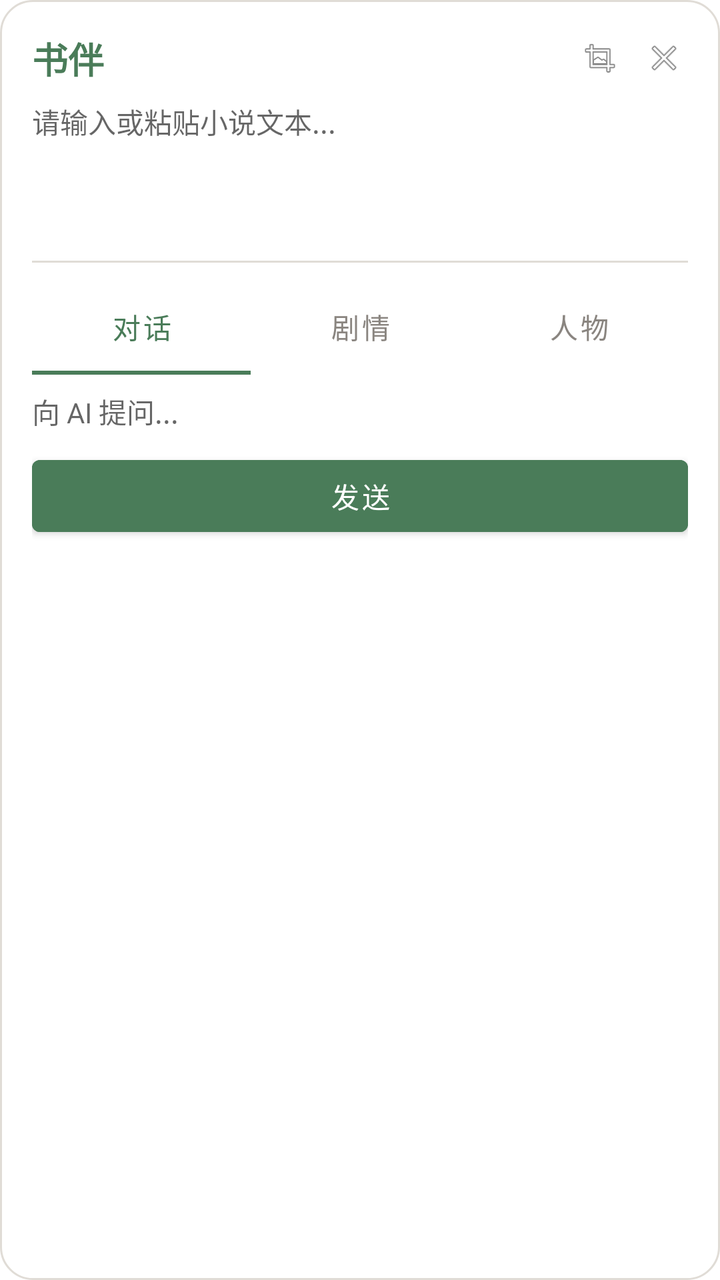
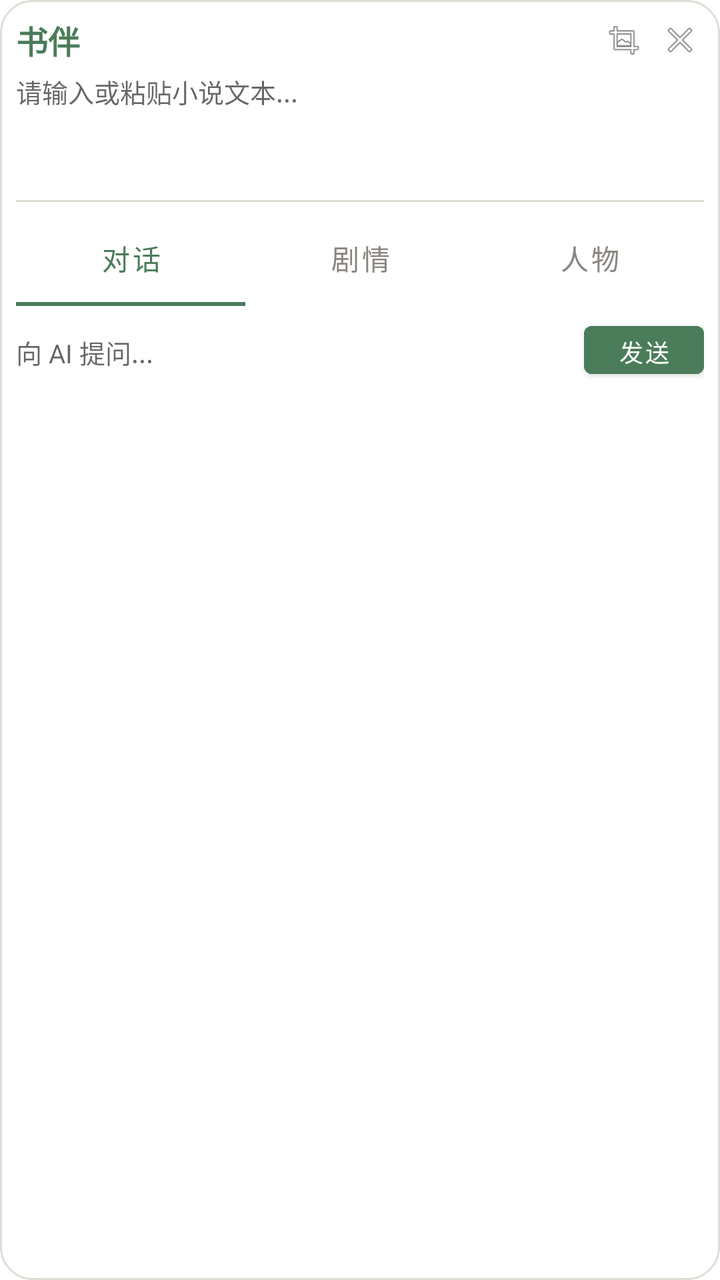

Two renders of the same Android screen: before a commit and after it. Below are the layout's source before the change and the commit's diff.
<!-- AndroidManifest.xml: application theme Theme.ShuBan -->
<!-- res/layout/floating_window.xml -->
<?xml version="1.0" encoding="utf-8"?>
<LinearLayout
    xmlns:android="http://schemas.android.com/apk/res/android"
    xmlns:app="http://schemas.android.com/apk/res-auto"
    android:layout_width="320dp"
    android:layout_height="wrap_content"
    android:background="@drawable/floating_window_bg"
    android:orientation="vertical"
    android:padding="16dp">

    
    <LinearLayout
        android:layout_width="match_parent"
        android:layout_height="wrap_content"
        android:gravity="center_vertical"
        android:orientation="horizontal">

        <TextView
            android:layout_width="0dp"
            android:layout_height="wrap_content"
            android:layout_weight="1"
            android:text="@string/app_name"
            android:textColor="@color/primary"
            android:textSize="18sp"
            android:textStyle="bold" />

        <ImageView
            android:id="@+id/btn_minimize"
            android:layout_width="24dp"
            android:layout_height="24dp"
            android:layout_marginEnd="8dp"
            android:padding="2dp"
            android:src="@android:drawable/ic_menu_crop"
            android:contentDescription="最小化" />

        <ImageView
            android:id="@+id/btn_close"
            android:layout_width="24dp"
            android:layout_height="24dp"
            android:padding="2dp"
            android:src="@android:drawable/ic_menu_close_clear_cancel"
            android:contentDescription="关闭" />

    </LinearLayout>

    
    <EditText
        android:id="@+id/et_input_text"
        android:layout_width="match_parent"
        android:layout_height="80dp"
        android:layout_marginTop="8dp"
        android:background="@android:color/transparent"
        android:gravity="top|start"
        android:hint="@string/hint_input_text"
        android:inputType="textMultiLine"
        android:textSize="14sp" />

    <View
        android:layout_width="match_parent"
        android:layout_height="1dp"
        android:background="@color/divider" />

    
    <com.google.android.material.tabs.TabLayout
        android:id="@+id/tab_layout"
        android:layout_width="match_parent"
        android:layout_height="wrap_content"
        android:layout_marginTop="8dp"
        app:tabIndicatorColor="@color/primary"
        app:tabSelectedTextColor="@color/primary"
        app:tabTextColor="@color/text_secondary">

        <com.google.android.material.tabs.TabItem
            android:layout_width="wrap_content"
            android:layout_height="wrap_content"
            android:text="对话" />

        <com.google.android.material.tabs.TabItem
            android:layout_width="wrap_content"
            android:layout_height="wrap_content"
            android:text="剧情" />

        <com.google.android.material.tabs.TabItem
            android:layout_width="wrap_content"
            android:layout_height="wrap_content"
            android:text="人物" />

    </com.google.android.material.tabs.TabLayout>

    
    <FrameLayout
        android:id="@+id/content_container"
        android:layout_width="match_parent"
        android:layout_height="240dp"
        android:layout_marginTop="8dp">

        
        <LinearLayout
            android:id="@+id/layout_chat"
            android:layout_width="match_parent"
            android:layout_height="match_parent"
            android:orientation="vertical"
            android:visibility="visible">

            <EditText
                android:id="@+id/et_question"
                android:layout_width="match_parent"
                android:layout_height="wrap_content"
                android:background="@android:color/transparent"
                android:hint="@string/hint_input_question"
                android:inputType="text"
                android:textSize="14sp" />

            <Button
                android:id="@+id/btn_send"
                android:layout_width="match_parent"
                android:layout_height="wrap_content"
                android:layout_marginTop="8dp"
                android:backgroundTint="@color/primary"
                android:text="@string/btn_send"
                android:textColor="@color/white"
                android:textSize="14sp" />

            <ScrollView
                android:layout_width="match_parent"
                android:layout_height="0dp"
                android:layout_marginTop="8dp"
                android:layout_weight="1">

                <TextView
                    android:id="@+id/tv_chat_response"
                    android:layout_width="match_parent"
                    android:layout_height="wrap_content"
                    android:textColor="@color/text_primary"
                    android:textSize="14sp" />

            </ScrollView>

        </LinearLayout>

        
        <LinearLayout
            android:id="@+id/layout_summary"
            android:layout_width="match_parent"
            android:layout_height="match_parent"
            android:orientation="vertical"
            android:visibility="gone">

            <ScrollView
                android:layout_width="match_parent"
                android:layout_height="0dp"
                android:layout_weight="1">

                <TextView
                    android:id="@+id/tv_summary"
                    android:layout_width="match_parent"
                    android:layout_height="wrap_content"
                    android:text='粘贴小说文本后点击"分析剧情"按钮，AI 将为你生成剧情摘要...'
                    android:textColor="@color/text_secondary"
                    android:textSize="14sp" />

            </ScrollView>

            <Button
                android:id="@+id/btn_analyze"
                android:layout_width="match_parent"
                android:layout_height="wrap_content"
                android:layout_marginTop="8dp"
                android:backgroundTint="@color/primary"
                android:text="@string/btn_analyze"
                android:textColor="@color/white"
                android:textSize="14sp" />

        </LinearLayout>

        
        <LinearLayout
            android:id="@+id/layout_characters"
            android:layout_width="match_parent"
            android:layout_height="match_parent"
            android:orientation="vertical"
            android:visibility="gone">

            <ScrollView
                android:layout_width="match_parent"
                android:layout_height="0dp"
                android:layout_weight="1">

                <LinearLayout
                    android:id="@+id/character_container"
                    android:layout_width="match_parent"
                    android:layout_height="wrap_content"
                    android:orientation="vertical">

                    

                </LinearLayout>

            </ScrollView>

            <Button
                android:id="@+id/btn_character"
                android:layout_width="match_parent"
                android:layout_height="wrap_content"
                android:layout_marginTop="8dp"
                android:backgroundTint="@color/primary"
                android:text="@string/btn_character"
                android:textColor="@color/white"
                android:textSize="14sp" />

        </LinearLayout>

    </FrameLayout>

</LinearLayout>
<!-- resources referenced by this layout -->
<resources>
  <color name="divider">#E0DCD6</color>
  <color name="primary">#4A7C59</color>
  <color name="text_primary">#2D2A26</color>
  <color name="text_secondary">#8A8580</color>
  <color name="white">#FFFFFF</color>
  <!-- drawable floating_window_bg (drawable) -->
  <?xml version="1.0" encoding="utf-8"?>
  <shape xmlns:android="http://schemas.android.com/apk/res/android"
      android:shape="rectangle">
      <solid android:color="@color/card_background" />
      <corners android:radius="16dp" />
      <stroke
          android:width="1dp"
          android:color="@color/divider" />
  </shape>
  <string name="app_name">书伴</string>
  <string name="btn_analyze">分析剧情</string>
  <string name="btn_character">人物关系</string>
  <string name="btn_send">发送</string>
  <string name="hint_input_question">向 AI 提问...</string>
  <string name="hint_input_text">请输入或粘贴小说文本...</string>
  <style name="Theme.ShuBan" parent="Theme.MaterialComponents.DayNight.NoActionBar">
          <item name="colorPrimary">@color/primary</item>
          <item name="colorPrimaryVariant">@color/primary_dark</item>
          <item name="colorOnPrimary">@color/white</item>
          <item name="colorSecondary">@color/accent</item>
          <item name="colorOnSecondary">@color/white</item>
          <item name="android:statusBarColor">@color/primary_dark</item>
      </style>
  <color name="card_background">#FFFFFF</color>
  <color name="primary_dark">#3a6347</color>
  <color name="accent">#C4956A</color>
</resources>

<!-- the commit's change to res/layout/floating_window.xml (unified diff, before → after) -->
@@ -6,9 +6,8 @@
     android:layout_height="wrap_content"
     android:background="@drawable/floating_window_bg"
     android:orientation="vertical"
-    android:padding="16dp">
-
-    
+    android:padding="8dp">
+
     <LinearLayout
         android:layout_width="match_parent"
         android:layout_height="wrap_content"
@@ -21,14 +20,14 @@
             android:layout_weight="1"
             android:text="@string/app_name"
             android:textColor="@color/primary"
-            android:textSize="18sp"
+            android:textSize="16sp"
             android:textStyle="bold" />
 
         <ImageView
             android:id="@+id/btn_minimize"
             android:layout_width="24dp"
             android:layout_height="24dp"
-            android:layout_marginEnd="8dp"
+            android:layout_marginEnd="4dp"
             android:padding="2dp"
             android:src="@android:drawable/ic_menu_crop"
             android:contentDescription="最小化" />
@@ -43,32 +42,32 @@
 
     </LinearLayout>
 
-    
     <EditText
         android:id="@+id/et_input_text"
         android:layout_width="match_parent"
-        android:layout_height="80dp"
-        android:layout_marginTop="8dp"
+        android:layout_height="60dp"
+        android:layout_marginTop="4dp"
         android:background="@android:color/transparent"
         android:gravity="top|start"
         android:hint="@string/hint_input_text"
         android:inputType="textMultiLine"
-        android:textSize="14sp" />
+        android:textSize="13sp" />
 
     <View
         android:layout_width="match_parent"
         android:layout_height="1dp"
+        android:layout_marginTop="4dp"
         android:background="@color/divider" />
 
-    
     <com.google.android.material.tabs.TabLayout
         android:id="@+id/tab_layout"
         android:layout_width="match_parent"
         android:layout_height="wrap_content"
-        android:layout_marginTop="8dp"
+        android:layout_marginTop="4dp"
         app:tabIndicatorColor="@color/primary"
         app:tabSelectedTextColor="@color/primary"
-        app:tabTextColor="@color/text_secondary">
+        app:tabTextColor="@color/text_secondary"
+        app:tabTextSize="13sp">
 
         <com.google.android.material.tabs.TabItem
             android:layout_width="wrap_content"
@@ -87,69 +86,72 @@
 
     </com.google.android.material.tabs.TabLayout>
 
-    
     <FrameLayout
         android:id="@+id/content_container"
         android:layout_width="match_parent"
-        android:layout_height="240dp"
-        android:layout_marginTop="8dp">
-
-        
+        android:layout_height="wrap_content"
+        android:layout_marginTop="4dp">
+
         <LinearLayout
             android:id="@+id/layout_chat"
             android:layout_width="match_parent"
-            android:layout_height="match_parent"
+            android:layout_height="wrap_content"
             android:orientation="vertical"
             android:visibility="visible">
 
-            <EditText
-                android:id="@+id/et_question"
+            <LinearLayout
                 android:layout_width="match_parent"
                 android:layout_height="wrap_content"
-                android:background="@android:color/transparent"
-                android:hint="@string/hint_input_question"
-                android:inputType="text"
-                android:textSize="14sp" />
-
-            <Button
-                android:id="@+id/btn_send"
-                android:layout_width="match_parent"
-                android:layout_height="wrap_content"
-                android:layout_marginTop="8dp"
-                android:backgroundTint="@color/primary"
-                android:text="@string/btn_send"
-                android:textColor="@color/white"
-                android:textSize="14sp" />
+                android:orientation="horizontal">
+
+                <EditText
+                    android:id="@+id/et_question"
+                    android:layout_width="0dp"
+                    android:layout_height="36dp"
+                    android:layout_weight="1"
+                    android:background="@android:color/transparent"
+                    android:hint="@string/hint_input_question"
+                    android:inputType="text"
+                    android:textSize="13sp" />
+
+                <Button
+                    android:id="@+id/btn_send"
+                    android:layout_width="60dp"
+                    android:layout_height="36dp"
+                    android:layout_marginStart="8dp"
+                    android:backgroundTint="@color/primary"
+                    android:text="@string/btn_send"
+                    android:textColor="@color/white"
+                    android:textSize="12sp" />
+
+            </LinearLayout>
 
             <ScrollView
                 android:layout_width="match_parent"
-                android:layout_height="0dp"
-                android:layout_marginTop="8dp"
-                android:layout_weight="1">
+                android:layout_height="100dp"
+                android:layout_marginTop="4dp">
 
                 <TextView
                     android:id="@+id/tv_chat_response"
                     android:layout_width="match_parent"
                     android:layout_height="wrap_content"
                     android:textColor="@color/text_primary"
-                    android:textSize="14sp" />
+                    android:textSize="13sp" />
 
             </ScrollView>
 
         </LinearLayout>
 
-        
         <LinearLayout
             android:id="@+id/layout_summary"
             android:layout_width="match_parent"
-            android:layout_height="match_parent"
+            android:layout_height="wrap_content"
             android:orientation="vertical"
             android:visibility="gone">
 
             <ScrollView
                 android:layout_width="match_parent"
-                android:layout_height="0dp"
-                android:layout_weight="1">
+                android:layout_height="100dp">
 
                 <TextView
                     android:id="@+id/tv_summary"
@@ -157,34 +159,32 @@
                     android:layout_height="wrap_content"
                     android:text='粘贴小说文本后点击"分析剧情"按钮，AI 将为你生成剧情摘要...'
                     android:textColor="@color/text_secondary"
-                    android:textSize="14sp" />
+                    android:textSize="13sp" />
 
             </ScrollView>
 
             <Button
                 android:id="@+id/btn_analyze"
                 android:layout_width="match_parent"
-                android:layout_height="wrap_content"
-                android:layout_marginTop="8dp"
+                android:layout_height="36dp"
+                android:layout_marginTop="4dp"
                 android:backgroundTint="@color/primary"
                 android:text="@string/btn_analyze"
-                android:textColor="@color/white"
-                android:textSize="14sp" />
+                android:textColor="@color/text_white"
+                android:textSize="13sp" />
 
         </LinearLayout>
 
-        
         <LinearLayout
             android:id="@+id/layout_characters"
             android:layout_width="match_parent"
-            android:layout_height="match_parent"
+            android:layout_height="wrap_content"
             android:orientation="vertical"
             android:visibility="gone">
 
             <ScrollView
                 android:layout_width="match_parent"
-                android:layout_height="0dp"
-                android:layout_weight="1">
+                android:layout_height="100dp">
 
                 <LinearLayout
                     android:id="@+id/character_container"
@@ -192,8 +192,6 @@
                     android:layout_height="wrap_content"
                     android:orientation="vertical">
 
-                    
-
                 </LinearLayout>
 
             </ScrollView>
@@ -201,12 +199,12 @@
             <Button
                 android:id="@+id/btn_character"
                 android:layout_width="match_parent"
-                android:layout_height="wrap_content"
-                android:layout_marginTop="8dp"
+                android:layout_height="36dp"
+                android:layout_marginTop="4dp"
                 android:backgroundTint="@color/primary"
                 android:text="@string/btn_character"
-                android:textColor="@color/white"
-                android:textSize="14sp" />
+                android:textColor="@color/text_white"
+                android:textSize="13sp" />
 
         </LinearLayout>
 
